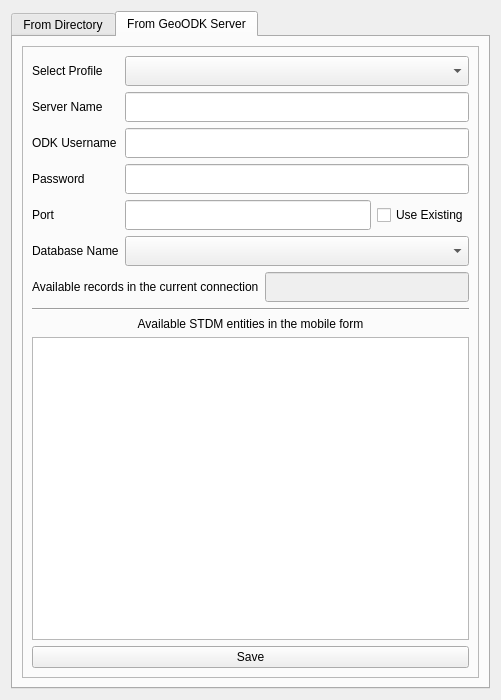
This is ui/ui_geoodk_import.ui in gltn/stdm as Qt 5 draws it before an edit. The edited form follows.
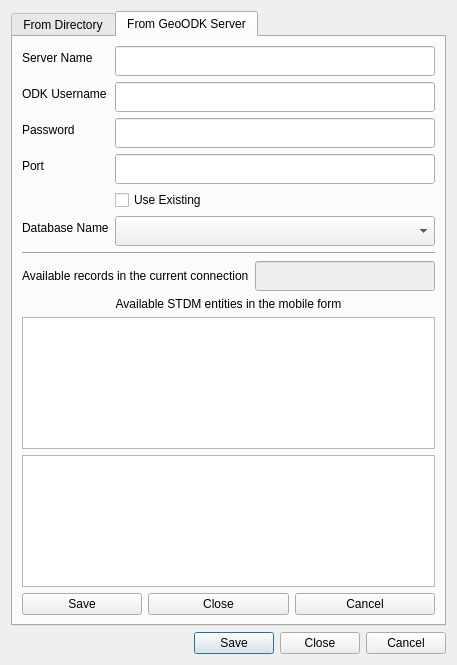
This is the edited form. The open tabs and pages were chosen to show the change.

Commit message: added dialog for uploading to mobile directly

The edit to the form file:
```diff
--- a/ui/ui_geoodk_import.ui
+++ b/ui/ui_geoodk_import.ui
@@ -6,8 +6,8 @@
    <rect>
     <x>0</x>
     <y>0</y>
-    <width>501</width>
-    <height>700</height>
+    <width>457</width>
+    <height>665</height>
    </rect>
   </property>
   <property name="maximumSize">
@@ -214,16 +214,6 @@
          </item>
         </layout>
        </item>
-       <item row="12" column="0">
-        <widget class="QDialogButtonBox" name="buttonBox">
-         <property name="orientation">
-          <enum>Qt::Horizontal</enum>
-         </property>
-         <property name="standardButtons">
-          <set>QDialogButtonBox::Cancel|QDialogButtonBox::Close|QDialogButtonBox::Save</set>
-         </property>
-        </widget>
-       </item>
        <item row="3" column="0">
         <widget class="Line" name="line">
          <property name="orientation">
@@ -257,39 +247,17 @@
       <attribute name="title">
        <string>From GeoODK Server</string>
       </attribute>
-      <layout class="QGridLayout" name="gridLayout_11">
-       <item row="0" column="0">
-        <widget class="QFrame" name="frame_2">
-         <property name="frameShape">
-          <enum>QFrame::StyledPanel</enum>
-         </property>
-         <property name="frameShadow">
-          <enum>QFrame::Plain</enum>
-         </property>
-         <layout class="QGridLayout" name="gridLayout_8">
-          <item row="2" column="0">
-           <widget class="QLabel" name="label_5">
-            <property name="text">
-             <string>Available STDM entities in the mobile form</string>
-            </property>
-            <property name="alignment">
-             <set>Qt::AlignCenter</set>
-            </property>
-           </widget>
-          </item>
-          <item row="3" column="0">
-           <widget class="QTreeView" name="trview_entities_2"/>
-          </item>
-          <item row="0" column="0">
+      <layout class="QGridLayout" name="gridLayout_4">
+       <item row="2" column="0" colspan="3">
            <layout class="QGridLayout" name="gridLayout_9">
-            <item row="3" column="0">
+         <item row="1" column="0">
              <widget class="QLabel" name="label_6">
               <property name="text">
                <string>Available records in the current connection</string>
               </property>
              </widget>
             </item>
-            <item row="3" column="1">
+         <item row="1" column="1">
              <widget class="QLineEdit" name="txt_count_2">
               <property name="enabled">
                <bool>false</bool>
@@ -305,51 +273,46 @@
               </property>
              </widget>
             </item>
-            <item row="0" column="0" colspan="2">
-             <layout class="QGridLayout" name="gridLayout_10">
-              <item row="1" column="1" colspan="2">
-               <widget class="QLineEdit" name="txt_directory_2">
-                <property name="minimumSize">
-                 <size>
-                  <width>0</width>
-                  <height>30</height>
-                 </size>
-                </property>
-               </widget>
-              </item>
-              <item row="0" column="1" colspan="2">
-               <widget class="QComboBox" name="cbo_profile_2">
-                <property name="minimumSize">
-                 <size>
-                  <width>0</width>
-                  <height>30</height>
-                 </size>
-                </property>
-               </widget>
-              </item>
-              <item row="0" column="0">
-               <widget class="QLabel" name="label_8">
+        </layout>
+       </item>
+       <item row="3" column="0" colspan="3">
+        <widget class="QLabel" name="label_5">
                 <property name="text">
-                 <string>Select Profile</string>
+          <string>Available STDM entities in the mobile form</string>
+         </property>
+         <property name="alignment">
+          <set>Qt::AlignCenter</set>
                 </property>
                </widget>
               </item>
-              <item row="1" column="0">
+       <item row="0" column="0" colspan="3">
+        <layout class="QFormLayout" name="formLayout_2">
+         <item row="0" column="0">
                <widget class="QLabel" name="label_7">
                 <property name="text">
                  <string>Server Name</string>
                 </property>
                </widget>
               </item>
-              <item row="5" column="0">
-               <widget class="QLabel" name="label_9">
+         <item row="0" column="1">
+          <widget class="QLineEdit" name="txt_host">
+           <property name="minimumSize">
+            <size>
+             <width>0</width>
+             <height>30</height>
+            </size>
+           </property>
+          </widget>
+         </item>
+         <item row="1" column="0">
+          <widget class="QLabel" name="label_10">
                 <property name="text">
-                 <string>Database Name</string>
+            <string>ODK Username</string>
                 </property>
                </widget>
               </item>
-              <item row="5" column="1" colspan="2">
-               <widget class="QComboBox" name="cbo_dbname">
+         <item row="1" column="1">
+          <widget class="QLineEdit" name="txt_username">
                 <property name="minimumSize">
                  <size>
                   <width>0</width>
@@ -358,24 +321,34 @@
                 </property>
                </widget>
               </item>
-              <item row="4" column="0">
+         <item row="2" column="0">
+          <widget class="QLabel" name="label_12">
+           <property name="text">
+            <string>Password</string>
+           </property>
+          </widget>
+         </item>
+         <item row="2" column="1">
+          <widget class="QLineEdit" name="txt_pass">
+           <property name="minimumSize">
+            <size>
+             <width>0</width>
+             <height>30</height>
+            </size>
+           </property>
+           <property name="echoMode">
+            <enum>QLineEdit::Password</enum>
+           </property>
+          </widget>
+         </item>
+         <item row="3" column="0">
                <widget class="QLabel" name="label_11">
                 <property name="text">
                  <string>Port</string>
                 </property>
                </widget>
               </item>
-              <item row="2" column="1" colspan="2">
-               <widget class="QLineEdit" name="txt_username">
-                <property name="minimumSize">
-                 <size>
-                  <width>0</width>
-                  <height>30</height>
-                 </size>
-                </property>
-               </widget>
-              </item>
-              <item row="4" column="1">
+         <item row="3" column="1">
                <widget class="QLineEdit" name="txt_port">
                 <property name="minimumSize">
                  <size>
@@ -385,22 +358,22 @@
                 </property>
                </widget>
               </item>
-              <item row="4" column="2">
+         <item row="4" column="1">
                <widget class="QCheckBox" name="chk_default">
                 <property name="text">
                  <string>Use Existing</string>
                 </property>
                </widget>
               </item>
-              <item row="3" column="0">
-               <widget class="QLabel" name="label_12">
+         <item row="5" column="0">
+          <widget class="QLabel" name="label_9">
                 <property name="text">
-                 <string>Password</string>
+            <string>Database Name</string>
                 </property>
                </widget>
               </item>
-              <item row="3" column="1" colspan="2">
-               <widget class="QLineEdit" name="txt_pass">
+         <item row="5" column="1">
+          <widget class="QComboBox" name="cbo_dbname">
                 <property name="minimumSize">
                  <size>
                   <width>0</width>
@@ -409,38 +382,62 @@
                 </property>
                </widget>
               </item>
-              <item row="2" column="0">
-               <widget class="QLabel" name="label_10">
-                <property name="text">
-                 <string>ODK Username</string>
-                </property>
-               </widget>
-              </item>
-             </layout>
-            </item>
-           </layout>
-          </item>
-          <item row="1" column="0">
+        </layout>
+       </item>
+       <item row="1" column="0" colspan="3">
            <widget class="Line" name="line_2">
             <property name="orientation">
              <enum>Qt::Horizontal</enum>
             </property>
            </widget>
           </item>
-          <item row="4" column="0">
-           <widget class="QPushButton" name="pushButton">
+       <item row="5" column="0" colspan="3">
+        <widget class="QTreeView" name="trview_entities_2"/>
+       </item>
+       <item row="6" column="0">
+        <widget class="QPushButton" name="btn_save">
+         <property name="maximumSize">
+          <size>
+           <width>120</width>
+           <height>16777215</height>
+          </size>
+         </property>
             <property name="text">
              <string>Save</string>
             </property>
            </widget>
           </item>
-         </layout>
+       <item row="6" column="2">
+        <widget class="QPushButton" name="btn_cancel">
+         <property name="text">
+          <string>Cancel</string>
+         </property>
         </widget>
        </item>
+       <item row="6" column="1">
+        <widget class="QPushButton" name="btn_close">
+         <property name="text">
+          <string>Close</string>
+         </property>
+        </widget>
+       </item>
+       <item row="4" column="0" colspan="3">
+        <widget class="QTextEdit" name="txt_svlog"/>
+       </item>
       </layout>
      </widget>
     </widget>
    </item>
+   <item row="1" column="0">
+    <widget class="QDialogButtonBox" name="buttonBox">
+     <property name="orientation">
+      <enum>Qt::Horizontal</enum>
+     </property>
+     <property name="standardButtons">
+      <set>QDialogButtonBox::Cancel|QDialogButtonBox::Close|QDialogButtonBox::Save</set>
+     </property>
+    </widget>
+   </item>
   </layout>
  </widget>
  <connections>
```
Left out of the diff: 14 changed lines with no effect on the pictures. Lines whose indentation alone changed are shown as unchanged.
